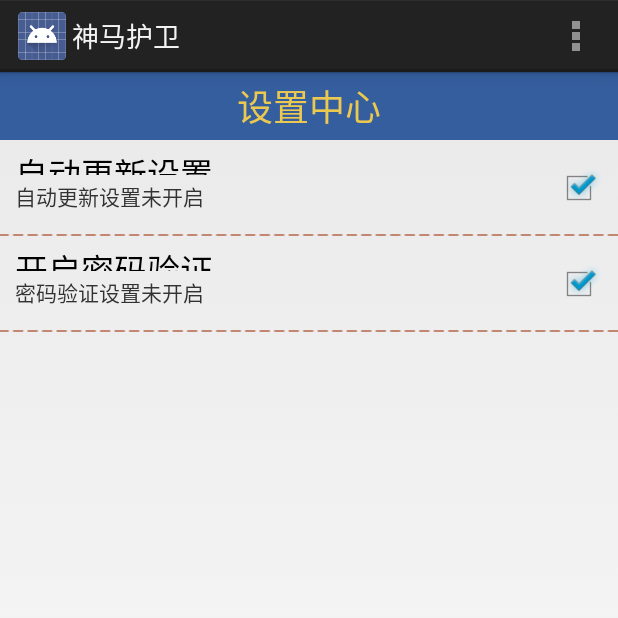
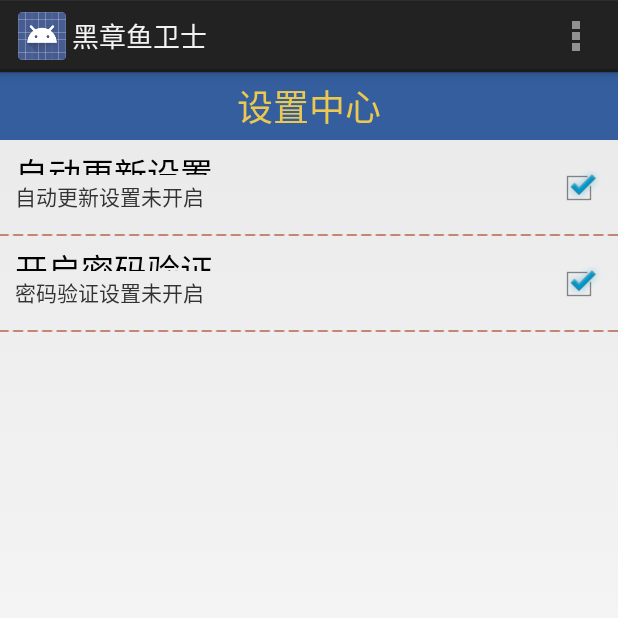
Before and after one commit to q6475593/MyAPP, an Android app: the SettingActivity screen opened directly, with no data from a screen before it, on a phone screen of 412 x 824 dp, the top half of it. Run offline under Robolectric (Android 15) with nearby library versions, the phone set to English and light mode, and no system bars.

```diff
--- a/shenmesafe/src/main/java/kelaodi/shenmesafe/activity/SettingActivity.java
+++ b/shenmesafe/src/main/java/kelaodi/shenmesafe/activity/SettingActivity.java
@@ -5,6 +5,7 @@
 
 package kelaodi.shenmesafe.activity;
 
+import android.app.ActionBar;
 import android.app.Activity;
 import android.app.AlertDialog;
 import android.content.DialogInterface;
@@ -27,6 +28,8 @@ public class SettingActivity extends Activity {
     private SettingView sv_setting_update, sv_setting_Opentest;
     private CheckBox tv_setting_cb, tv_opentext_cb;
     private SharedPreferences sp;
+    private boolean Isupdate;
+    private boolean Isopentest;
 
 
     @Override
@@ -34,7 +37,11 @@ public class SettingActivity extends Activity {
         super.onCreate(savedInstanceState);
         setContentView(R.layout.activity_setting);
         initView();
+        initActionbar();
         oncliclistener();
+    }
+
+    private void initActionbar() {
     }
 
     private void initView() {
@@ -43,8 +50,8 @@ public class SettingActivity extends Activity {
         sv_setting_Opentest = (SettingView) findViewById(R.id.sv_setting_Opentest);
         tv_setting_cb = (CheckBox) sv_setting_update.findViewById(R.id.tv_setting_cb);
         tv_opentext_cb = (CheckBox) sv_setting_Opentest.findViewById(R.id.tv_setting_cb);
-        boolean Isupdate = sp.getBoolean("update", true);
-        boolean Isopentest = sp.getBoolean("opentest", true);
+        Isupdate = sp.getBoolean("update", true);
+        Isopentest = sp.getBoolean("opentest", true);
         tv_setting_cb.setChecked(Isupdate);
         tv_opentext_cb.setChecked(Isopentest);
     }
@@ -97,6 +104,8 @@ public class SettingActivity extends Activity {
                 return true;
             }
         });
+        Isupdate = sp.getBoolean("update", true);
+        Isopentest = sp.getBoolean("opentest", true);
     }
 
     @Override
@@ -129,6 +138,7 @@ public class SettingActivity extends Activity {
     @Override
     public boolean onCreateOptionsMenu(Menu menu) {
         getMenuInflater().inflate(R.menu.lostfindmenu, menu);
+
         return true;
     }
 
--- a/shenmesafe/src/main/res/layout/activity_splash.xml
+++ b/shenmesafe/src/main/res/layout/activity_splash.xml
@@ -9,9 +9,11 @@
         android:layout_width="wrap_content"
         android:layout_height="wrap_content"
         android:id="@+id/iv_splash_logo"
-        android:src="@drawable/shenmatran"
+        android:src="@drawable/cotcat"
+
         android:layout_alignParentTop="true"
-        android:layout_alignParentRight="true" />
+        android:layout_alignParentRight="true"
+        />
 
     <TextView
         android:layout_width="wrap_content"
--- a/shenmesafe/src/main/res/values/strings.xml
+++ b/shenmesafe/src/main/res/values/strings.xml
@@ -1,6 +1,5 @@
 <resources>
-    <string name="app_name">神马护卫</string>
-
+    <string name="app_name">黑章鱼卫士</string>
     <string name="hello_world">Hello world!</string>
     <string name="action_settings">Settings</string>
 </resources>
```
Also changed, not shown: shenmesafe/src/main/AndroidManifest.xml (+11 -14 lines), shenmesafe/src/main/java/kelaodi/shenmesafe/activity/HomeActivity.java (+32 -9 lines), shenmesafe/src/main/res/menu/home_actionbar_menu.xml (+10 -7 lines), shenmesafe/src/main/res/drawable/maps.png, shenmesafe/src/main/res/drawable/togamble.png, shenmesafe/src/main/res/drawable/write_note.png, 1 other file.
